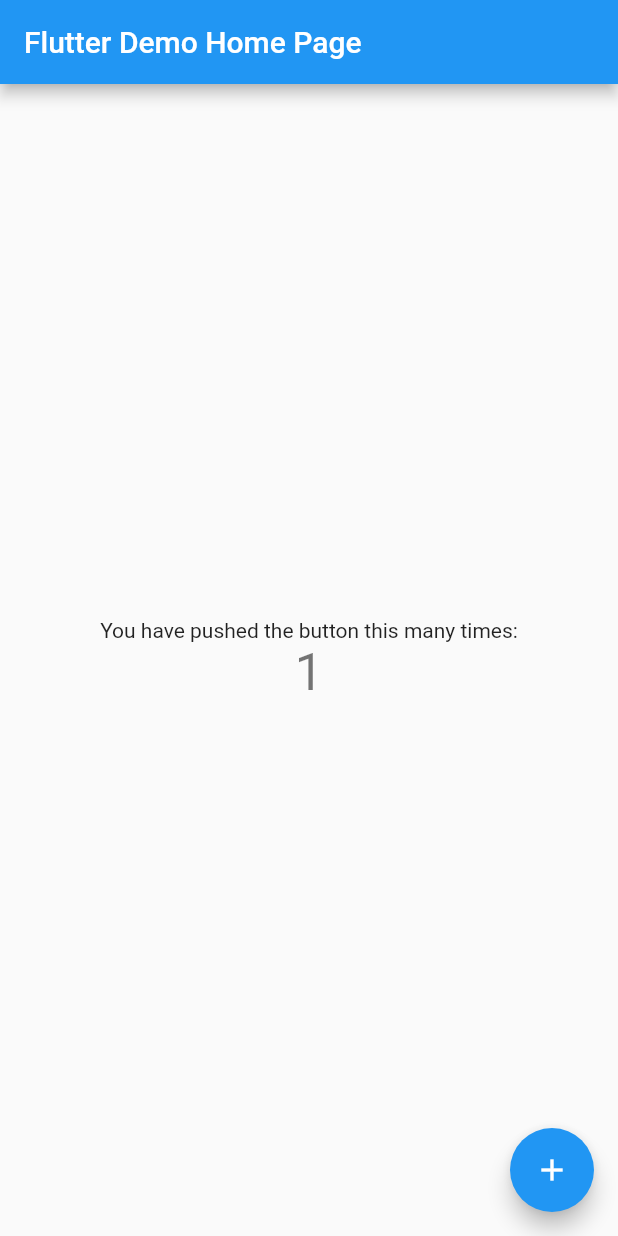
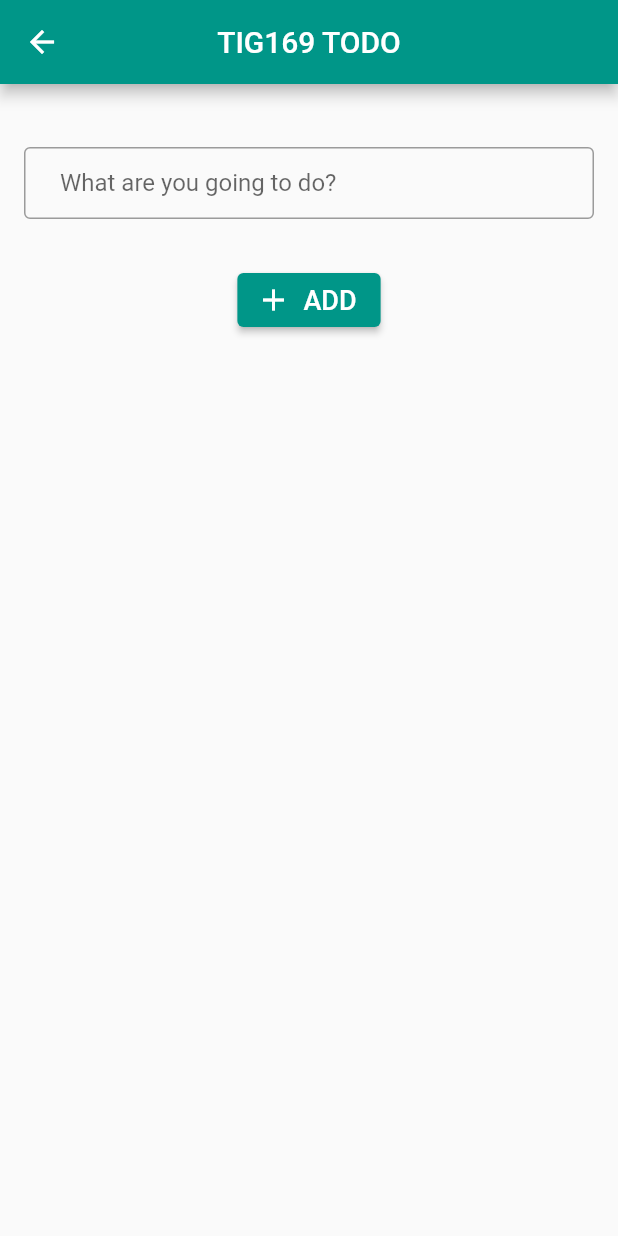
Before and after one commit to gu-tig169-ht21/gusrundbam, a Flutter app: the screen it shows after launch, after a tap on the "add" icon, on a phone screen of 412 x 824 dp. Run offline on Flutter 3.47's test engine with Material 2 defaults, Android fonts, the phone set to English and light mode, and no system bars.

Commit message:
divider 2.0

```diff
--- a/lib/main.dart
+++ b/lib/main.dart
@@ -1,35 +1,45 @@
 import 'package:flutter/material.dart';
-
 void main() {
   runApp(const MyApp());
 }
-
 class MyApp extends StatelessWidget {
   const MyApp({Key? key}) : super(key: key);
-
-  // This widget is the root of your application.
   @override
   Widget build(BuildContext context) {
     return MaterialApp(
-      title: 'Flutter Demo',
+        title: 'Todo app',
         theme: ThemeData(
-        // This is the theme of your application.
-        //
-        // Try running your application with "flutter run". You'll see the
-        // application has a blue toolbar. Then, without quitting the app, try
-        // changing the primarySwatch below to Colors.green and then invoke
-        // "hot reload" (press "r" in the console where you ran "flutter run",
-        // or simply save your changes to "hot reload" in a Flutter IDE).
-        // Notice that the counter didn't reset back to zero; the application
-        // is not restarted.
-        primarySwatch: Colors.blue,
+          primarySwatch: Colors.teal,
         ),
-      home: const MyHomePage(title: 'Flutter Demo Home Page'),
+        home: const HomePage());
+  }
+}
+class HomePage extends StatelessWidget {
+  const HomePage({Key? key}) : super(key: key);
+  @override
+  Widget build(BuildContext context) {
+    return Scaffold(
+      appBar: AppBar(
+          centerTitle: true,
+          title: const Text('TIG169 TODO'),
+          actions: const [
+            IconButton(
+              icon: Icon(Icons.more_vert),
+              tooltip: 'Dots',
+              onPressed: null,
+            ),
+          ]),
+      body: _list(),
+      floatingActionButton: FloatingActionButton(
+        onPressed: () {
+          Navigator.push(context,
+              MaterialPageRoute(builder: (context) => const AddTodo()));
+        },
+        tooltip: 'Add',
+        child: const Icon(Icons.add),
+      ),
     );
   }
-}
-
-
   Widget _list() {
      return ListView(children: <Widget>[
        Container(height: 24),
@@ -50,89 +60,73 @@ class MyApp extends StatelessWidget {
        _item(false, 'Meditate'),
      ]);
    }
-
-class MyHomePage extends StatefulWidget {
-  const MyHomePage({Key? key, required this.title}) : super(key: key);
-
-
-  // This widget is the home page of your application. It is stateful, meaning
-  // that it has a State object (defined below) that contains fields that affect
-  // how it looks.
-
-  // This class is the configuration for the state. It holds the values (in this
-  // case the title) provided by the parent (in this case the App widget) and
-  // used by the build method of the State. Fields in a Widget subclass are
-  // always marked "final".
-
-  final String title;
-
-  @override
-  State<MyHomePage> createState() => _MyHomePageState();
+  Widget _item(bool isChecked, text) {
+    return ListTile(
+      leading: Checkbox(
+        value: isChecked,
+        onChanged: (bool? value) {},
+      ),
+      title: Text(text, style: _getTextStyle(isChecked)),
+      trailing: const Icon(Icons.cancel_outlined),
+    );
   }
-
-class _MyHomePageState extends State<MyHomePage> {
-  int _counter = 0;
-
-  void _incrementCounter() {
-    setState(() {
-      // This call to setState tells the Flutter framework that something has
-      // changed in this State, which causes it to rerun the build method below
-      // so that the display can reflect the updated values. If we changed
-      // _counter without calling setState(), then the build method would not be
-      // called again, and so nothing would appear to happen.
-      _counter++;
-    });
-  }
-
-  @override
-  Widget build(BuildContext context) {
-    // This method is rerun every time setState is called, for instance as done
-    // by the _incrementCounter method above.
-    //
-    // The Flutter framework has been optimized to make rerunning build methods
-    // fast, so that you can just rebuild anything that needs updating rather
-    // than having to individually change instances of widgets.
-    return Scaffold(
-      appBar: AppBar(
-        // Here we take the value from the MyHomePage object that was created by
-        // the App.build method, and use it to set our appbar title.
-        title: Text(widget.title),
-      ),
-      body: Center(
-        // Center is a layout widget. It takes a single child and positions it
-        // in the middle of the parent.
-        child: Column(
-          // Column is also a layout widget. It takes a list of children and
-          // arranges them vertically. By default, it sizes itself to fit its
-          // children horizontally, and tries to be as tall as its parent.
-          //
-          // Invoke "debug painting" (press "p" in the console, choose the
-          // "Toggle Debug Paint" action from the Flutter Inspector in Android
-          // Studio, or the "Toggle Debug Paint" command in Visual Studio Code)
-          // to see the wireframe for each widget.
-          //
-          // Column has various properties to control how it sizes itself and
-          // how it positions its children. Here we use mainAxisAlignment to
-          // center the children vertically; the main axis here is the vertical
-          // axis because Columns are vertical (the cross axis would be
-          // horizontal).
-          mainAxisAlignment: MainAxisAlignment.center,
-          children: <Widget>[
-            const Text(
-              'You have pushed the button this many times:',
-            ),
-            Text(
-              '$_counter',
-              style: Theme.of(context).textTheme.headline4,
-            ),
-          ],
-        ),
-      ),
-      floatingActionButton: FloatingActionButton(
-        onPressed: _incrementCounter,
-        tooltip: 'Increment',
-        child: const Icon(Icons.add),
-      ), // This trailing comma makes auto-formatting nicer for build methods.
+  TextStyle _getTextStyle(isChecked) {
+    if (!isChecked) {
+      return const TextStyle();
+    } else {
+      return const TextStyle(
+        color: Colors.black54,
+        decoration: TextDecoration.lineThrough,
       );
     }
   }
+}
+class AddTodo extends StatelessWidget {
+  const AddTodo({Key? key}) : super(key: key);
+  @override
+  Widget build(BuildContext context) {
+    return Scaffold(
+        appBar: AppBar(
+          centerTitle: true,
+          title: const Text('TIG169 TODO'),
+        ),
+        body: Center(
+            child: Column(children: [
+          Container(height: 18),
+          _todoInputField(),
+          Container(height: 30),
+          _addBox(),
+        ])));
+  }
+  Widget _todoInputField() {
+    return Stack(
+      children: [
+        Container(
+          margin: const EdgeInsets.only(left: 16, right: 16, top: 24),
+          child: const TextField(
+            decoration: InputDecoration(
+              border: OutlineInputBorder(),
+              hintText: 'What are you going to do?',
+              contentPadding: EdgeInsets.only(
+                left: 24,
+                right: 24,
+              ),
+            ),
+          ),
+        ),
+      ],
+    );
+  }
+  Widget _addBox() {
+    return Row(
+      mainAxisAlignment: MainAxisAlignment.center,
+      children: [
+        ElevatedButton.icon(
+            icon: const Icon(Icons.add),
+            onPressed: () {},
+            label: const Text('ADD',
+                style: TextStyle(decorationThickness: 5, fontSize: 18)))
+      ],
+     );
+   }
+ }
```
Lines whose indentation alone changed are shown as unchanged.
